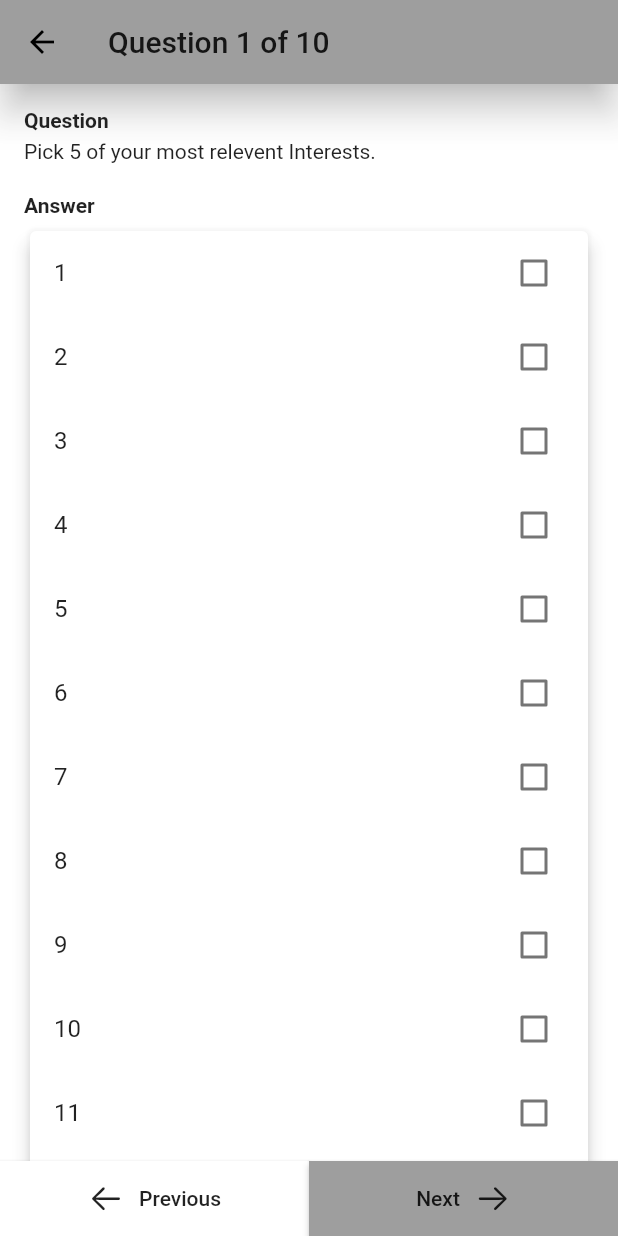
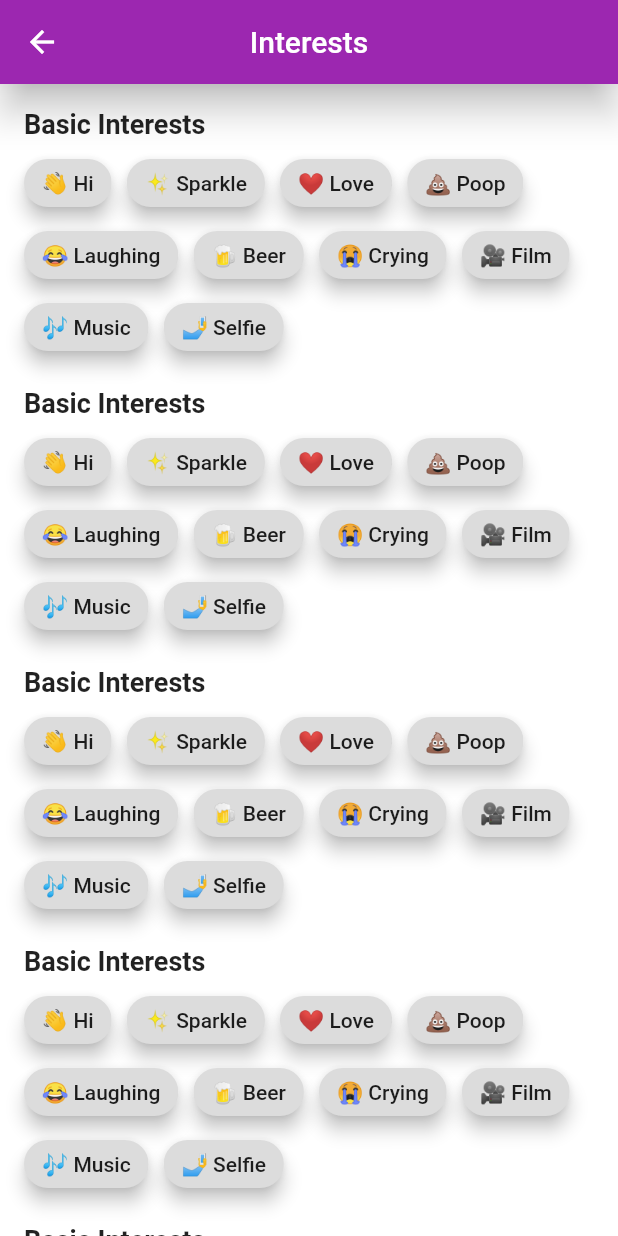
Before and after one commit to pareekshit28/NoFaces, a Flutter app: the InterestsScreen screen opened directly, on a phone screen of 412 x 824 dp. Run offline on Flutter 3.47's test engine with Material 2 defaults, Android fonts, the phone set to English and light mode, and no system bars; our stand-ins replace firebase_auth, firebase_core, flutter_svg, google_sign_in, swipe_cards; missing offline and left inert: postgres; accounts and stored records are empty.

Commit message:
Changed Interests and Today Screen

```diff
--- a/lib/GateKeeper.dart
+++ b/lib/GateKeeper.dart
@@ -3,7 +3,6 @@
 import 'package:google_sign_in/google_sign_in.dart';
 import 'package:no_faces/pages/HomeScreen.dart';
 import 'package:no_faces/pages/LoginScreen.dart';
-import 'package:no_faces/pages/OnBoarding.dart';
 
 enum SignedState { signedIn, notSignedIn }
 
--- a/lib/pages/InterestsScreen.dart
+++ b/lib/pages/InterestsScreen.dart
@@ -7,93 +7,86 @@
 }
 
 class _InterestsScreenState extends State<InterestsScreen> {
-  int _num = 1;
-  bool _selected = false;
+  List<Map<String, dynamic>> list = [
+    {"label": Text("👋 Hi"), "selected": false},
+    {"label": Text("✨ Sparkle"), "selected": false},
+    {"label": Text("❤ Love"), "selected": false},
+    {"label": Text("💩 Poop"), "selected": false},
+    {"label": Text("😂 Laughing"), "selected": false},
+    {"label": Text("🍺 Beer"), "selected": false},
+    {"label": Text("😭 Crying"), "selected": false},
+    {"label": Text("🎥 Film"), "selected": false},
+    {"label": Text("🎶 Music"), "selected": false},
+    {"label": Text("🤳 Selfie"), "selected": false}
+  ];
 
   @override
   Widget build(BuildContext context) {
+    List<Widget> widgetList = [];
+    list.asMap().forEach((key, value) {
+      widgetList.add(ChoiceChip(
+          elevation: 5,
+          onSelected: (value) {
+            setState(() {
+              list.elementAt(key)["selected"] = value;
+            });
+          },
+          label: value["label"],
+          selected: value["selected"]));
+    });
     return Scaffold(
-        backgroundColor: Colors.white.withOpacity(0.8),
+        backgroundColor: Colors.white,
         appBar: AppBar(
+          centerTitle: true,
           elevation: 10,
-          title: Text("Question $_num of 10"),
-        ),
-        bottomNavigationBar: Row(
-          children: [
-            MaterialButton(
-              height: 50,
-              minWidth: MediaQuery.of(context).size.width * 0.5,
-              color: Colors.white,
-              shape: RoundedRectangleBorder(
-                  borderRadius: BorderRadius.circular(0)),
-              child: Row(
-                children: [
-                  Icon(CupertinoIcons.arrow_left),
-                  SizedBox(
-                    width: 10,
-                  ),
-                  Text("Previous"),
-                ],
-              ),
-              onPressed: () {},
-            ),
-            MaterialButton(
-              height: 50,
-              minWidth: MediaQuery.of(context).size.width * 0.5,
-              color: _selected == true ? Colors.lightBlueAccent : Colors.grey,
-              shape: RoundedRectangleBorder(
-                  borderRadius: BorderRadius.circular(0)),
-              child: Row(
-                children: [
-                  Text("Next"),
-                  SizedBox(
-                    width: 10,
-                  ),
-                  Icon(CupertinoIcons.arrow_right),
-                ],
-              ),
-              onPressed: () {},
-            ),
-          ],
+          title: Text("Interests"),
         ),
         body: SingleChildScrollView(
+          physics: BouncingScrollPhysics(),
           child: Padding(
-            padding: const EdgeInsets.all(16.0),
+            padding: const EdgeInsets.only(bottom: 30.0),
+            child: Column(
+              children: [
+                ListView.builder(
+                  shrinkWrap: true,
+                  physics: NeverScrollableScrollPhysics(),
+                  itemCount: 10,
+                  itemBuilder: (context, index) => Padding(
+                    padding:
+                        const EdgeInsets.only(top: 16.0, right: 12, left: 16),
                     child: Column(
                       crossAxisAlignment: CrossAxisAlignment.start,
                       children: [
                         Text(
-                  "Question",
-                  style: TextStyle(fontWeight: FontWeight.bold),
+                          "Basic Interests",
+                          style: TextStyle(
+                              fontWeight: FontWeight.bold, fontSize: 18),
                         ),
                         SizedBox(
                           height: 5,
                         ),
-                Text("Pick 5 of your most relevent Interests."),
+                        Wrap(
+                          spacing: 10,
+                          children: widgetList,
+                        ),
+                      ],
+                    ),
+                  ),
+                ),
                 SizedBox(
                   height: 20,
                 ),
-                Text(
-                  "Answer",
-                  style: TextStyle(fontWeight: FontWeight.bold),
+                MaterialButton(
+                  height: 50,
+                  minWidth: 150,
+                  onPressed: () {},
+                  child: Icon(
+                    CupertinoIcons.arrow_right,
+                    color: Colors.white,
                   ),
-                SizedBox(
-                  height: 5,
-                ),
-                Card(
-                  elevation: 5,
-                  child: ListView.builder(
-                      shrinkWrap: true,
-                      physics: NeverScrollableScrollPhysics(),
-                      itemCount: 15,
-                      itemBuilder: (context, index) => CheckboxListTile(
-                          title: Text((index + 1).toString()),
-                          value: _selected,
-                          onChanged: (value) {
-                            setState(() {
-                              _selected = value;
-                            });
-                          })),
+                  color: Colors.purple,
+                  shape: RoundedRectangleBorder(
+                      borderRadius: BorderRadius.circular(28)),
                 ),
               ],
             ),
--- a/lib/pages/LoginScreen.dart
+++ b/lib/pages/LoginScreen.dart
@@ -128,7 +128,7 @@
                     InkWell(
                       onTap: () {},
                       child: Text(
-                        "Terms & Conditions",
+                        "Terms of Service",
                         style: TextStyle(fontSize: 13),
                       ),
                     )
--- a/pubspec.yaml
+++ b/pubspec.yaml
@@ -33,6 +33,8 @@
   firebase_auth: ^1.2.0
   cloud_firestore: ^2.2.0
   postgres: ^2.3.2
+  swipe_cards: ^0.0.5
+  provider: ^5.0.0
 
 dev_dependencies:
   flutter_test:
```
Also changed, not shown: lib/Services.dart (+27 -14 lines), lib/components/ProfileCardStack.dart (added, +133 -0 lines), lib/main.dart (+5 -3 lines), lib/pages/OnBoarding.dart (+21 -128 lines), lib/pages/Today.dart (+53 -86 lines), pubspec.lock. Lines whose indentation alone changed are shown as unchanged.
